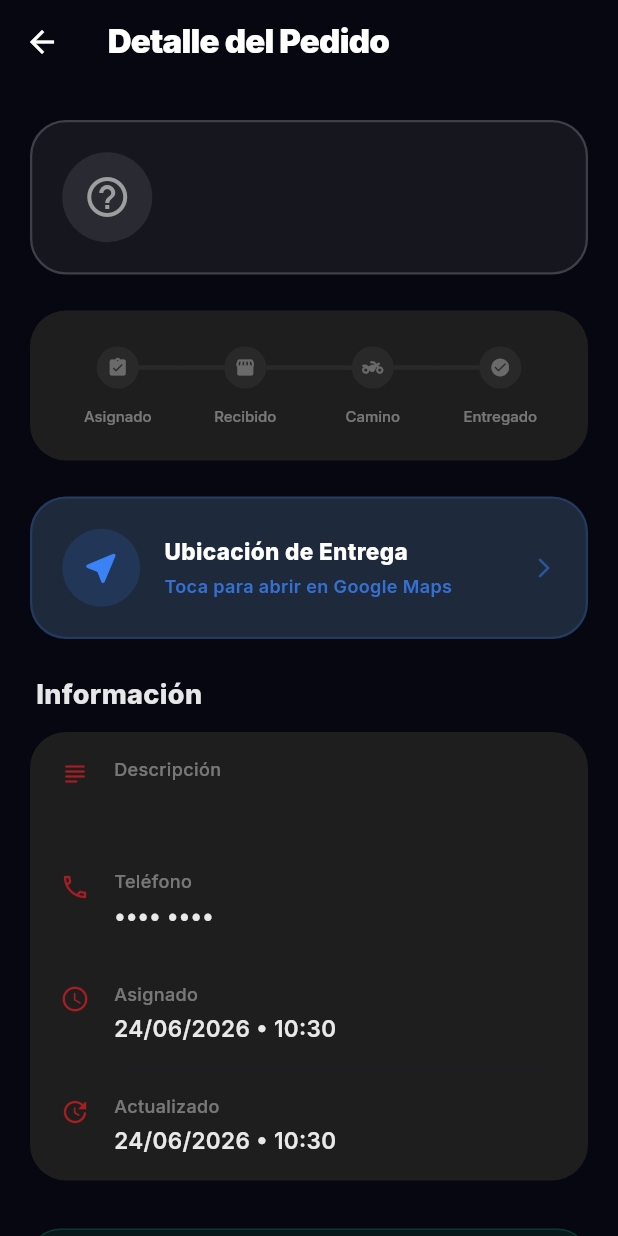
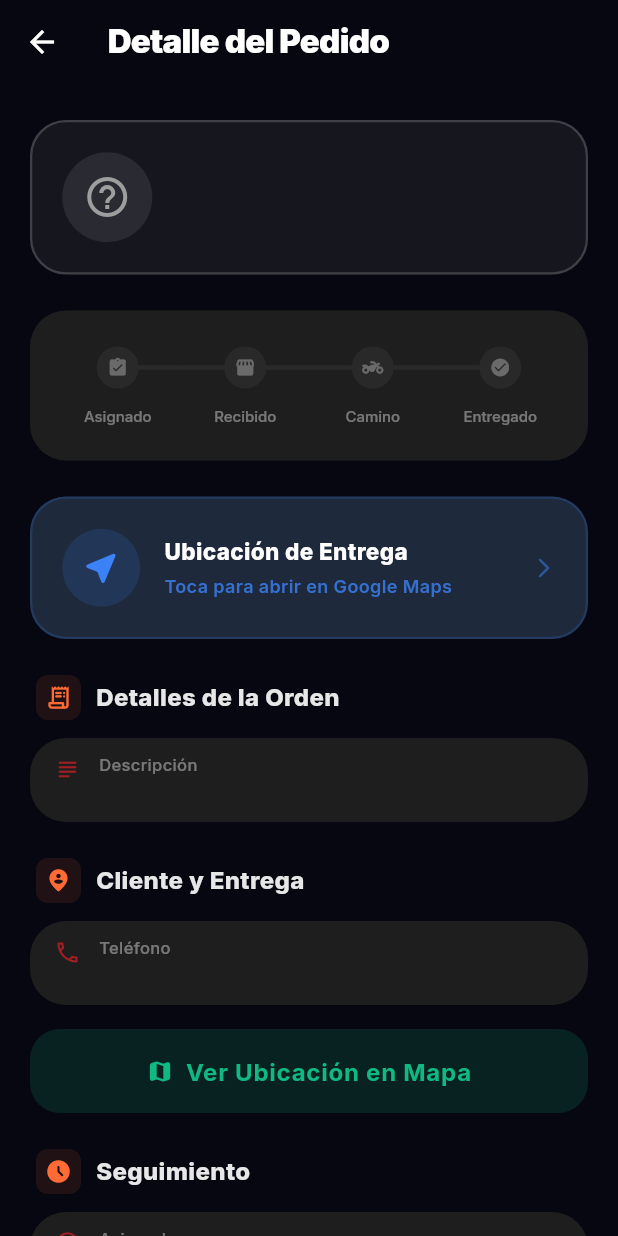
Before and after one commit to Commitplusx/loyalty-estrella, a Flutter app: the PedidoDetailScreen screen opened directly with empty values, on a phone screen of 412 x 824 dp. Run offline on Flutter 3.47's test engine with Material 3 defaults, Android fonts, the phone set to English and light mode, and no system bars; our stand-ins replace animate_do, audioplayers, connectivity_plus, file_picker, firebase_core, firebase_messaging and 18 more; missing offline and left inert: local_auth_android, local_auth_darwin, mobile_scanner; accounts and stored records are empty; project files that could hold a hidden picture were left out.

Commit message:
fix: restaurar boton de mapa y envio de coords nativas y tipo pedido correcto

```diff
--- a/admin_app/lib/screens/pedido_detail_screen.dart
+++ b/admin_app/lib/screens/pedido_detail_screen.dart
@@ -25,6 +25,53 @@ final _pedidoProvider = FutureProvider.autoDispose.family<PedidoModel?, String>(
 class PedidoDetailScreen extends ConsumerWidget {
   final String pedidoId;
   const PedidoDetailScreen({super.key, required this.pedidoId});
+
+  static Future<void> show(BuildContext context, String pedidoId) {
+    final theme = Theme.of(context);
+    final isDark = theme.brightness == Brightness.dark;
+    return showModalBottomSheet(
+      context: context,
+      isScrollControlled: true,
+      backgroundColor: Colors.transparent,
+      useRootNavigator: true,
+      builder: (ctx) => DraggableScrollableSheet(
+        initialChildSize: 0.85, maxChildSize: 0.95, minChildSize: 0.5,
+        builder: (ctx, scrollController) => Container(
+          decoration: BoxDecoration(
+            color: isDark ? theme.scaffoldBackgroundColor : const Color(0xFFF8FAFC),
+            borderRadius: const BorderRadius.vertical(top: Radius.circular(32)),
+          ),
+          child: Column(
+            children: [
+              Center(child: Container(margin: const EdgeInsets.symmetric(vertical: 16), width: 40, height: 4, decoration: BoxDecoration(color: Colors.grey.withOpacity(0.3), borderRadius: BorderRadius.circular(10)))),
+              Expanded(
+                child: Consumer(
+                  builder: (context, ref, child) {
+                    final asyncVal = ref.watch(_pedidoProvider(pedidoId));
+                    return asyncVal.when(
+                       loading: () => Center(child: CircularProgressIndicator(color: theme.colorScheme.primary)),
+                       error: (e, _) => Center(child: Text('Error: $e', style: TextStyle(color: theme.colorScheme.error))),
+                       data: (pedido) => pedido == null
+                         ? Center(child: Text('Pedido no encontrado', style: theme.textTheme.bodyLarge?.copyWith(color: theme.colorScheme.onSurface.withOpacity(0.5))))
+                         : _PedidoBody(
+                             pedido: pedido,
+                             scrollController: scrollController,
+                             onEstadoActualizado: () {
+                               ref.invalidate(_pedidoProvider(pedidoId));
+                               ref.invalidate(statsProvider);
+                               ref.invalidate(pedidosActivosProvider);
+                             }
+                           )
+                    );
+                  }
+                )
+              )
+            ]
+          )
+        )
+      )
+    );
+  }
 
   @override
   Widget build(BuildContext context, WidgetRef ref) {
@@ -61,8 +108,9 @@ class PedidoDetailScreen extends ConsumerWidget {
 class _PedidoBody extends ConsumerStatefulWidget {
   final PedidoModel pedido;
   final VoidCallback onEstadoActualizado;
+  final ScrollController? scrollController;
 
-  const _PedidoBody({required this.pedido, required this.onEstadoActualizado});
+  const _PedidoBody({required this.pedido, required this.onEstadoActualizado, this.scrollController});
 
   @override
   ConsumerState<_PedidoBody> createState() => _PedidoBodyState();
@@ -237,6 +285,7 @@ class _PedidoBodyState extends ConsumerState<_PedidoBody> {
     }
 
     return ListView(
+      controller: widget.scrollController,
       padding: const EdgeInsets.symmetric(horizontal: 20, vertical: 24),
       physics: const BouncingScrollPhysics(),
       children: [
@@ -316,27 +365,10 @@ class _PedidoBodyState extends ConsumerState<_PedidoBody> {
         if (finalLat != null && finalLng != null)
           _GpsCard(lat: finalLat, lng: finalLng),
 
-        // ── Tarjeta de Detalles Minimalista ──
-        Padding(
-          padding: const EdgeInsets.only(left: 4, bottom: 12),
-          child: Text(
-            'Información',
-            style: TextStyle(
-              fontSize: 18,
-              fontWeight: FontWeight.w800,
-              color: theme.colorScheme.onSurface.withOpacity(0.9),
-            ),
-          ),
-        ),
-
+        // ── Detalles de la Orden ──
+        _SectionTitle(title: 'Detalles de la Orden', icon: Icons.receipt_long_rounded),
         Container(
-          decoration: BoxDecoration(
-            color: isDark ? const Color(0xFF1E1E1E) : Colors.white,
-            borderRadius: BorderRadius.circular(24),
-            boxShadow: isDark ? [] : [
-              BoxShadow(color: Colors.black.withOpacity(0.03), blurRadius: 15, offset: const Offset(0, 5))
-            ],
-          ),
+          decoration: BoxDecoration(color: isDark ? const Color(0xFF1E1E1E) : Colors.white, borderRadius: BorderRadius.circular(24), boxShadow: isDark ? [] : [BoxShadow(color: Colors.black.withOpacity(0.03), blurRadius: 15, offset: const Offset(0, 5))]),
           child: Column(
             children: [
               if (pedido.tipoPedido == 'mandadito') ...[
@@ -344,26 +376,73 @@ class _PedidoBodyState extends ConsumerState<_PedidoBody> {
                 if (pedido.origen != null) _InfoRow(icon: Icons.flight_takeoff_rounded, title: 'Origen', value: pedido.origen!),
                 if (pedido.destino != null) _InfoRow(icon: Icons.flight_land_rounded, title: 'Destino', value: pedido.destino!),
                 _InfoRow(icon: Icons.payment_rounded, title: 'Pago', value: pedido.metodoPago == 'transferencia' ? 'Transferencia' : 'Efectivo'),
-                _InfoRow(icon: Icons.attach_money_rounded, title: 'Precio', value: '\$${pedido.precioEntrega ?? 0}'),
-              ] else if (pedido.restaurante != null && pedido.restaurante!.isNotEmpty) ...[
-                _InfoRow(icon: Icons.storefront_rounded, title: 'Restaurante', value: pedido.restaurante!, isFirst: true),
+                _InfoRow(icon: Icons.attach_money_rounded, title: 'Precio', value: '\$${pedido.precioEntrega ?? 0}', isLast: true),
+              ] else ...[
+                if (pedido.restaurante != null && pedido.restaurante!.isNotEmpty)
+                  _InfoRow(icon: Icons.storefront_rounded, title: 'Restaurante', value: pedido.restaurante!, isFirst: true),
+                _InfoRow(
+                  icon: Icons.subject_rounded,
+                  title: 'Descripción',
+                  value: pedido.descripcion ?? 'Sin descripción',
+                  isFirst: pedido.restaurante == null || pedido.restaurante!.isEmpty,
+                  isLast: true
+                ),
               ],
-              _InfoRow(
-                icon: Icons.subject_rounded,
-                title: 'Descripción',
-                value: pedido.descripcion,
-                isFirst: pedido.restaurante == null && pedido.tipoPedido != 'mandadito'
-              ),
+            ],
+          ),
+        ),
+
+        const SizedBox(height: 24),
+
+        // ── Cliente y Entrega ──
+        _SectionTitle(title: 'Cliente y Entrega', icon: Icons.person_pin_circle_rounded),
+        Container(
+          decoration: BoxDecoration(color: isDark ? const Color(0xFF1E1E1E) : Colors.white, borderRadius: BorderRadius.circular(24), boxShadow: isDark ? [] : [BoxShadow(color: Colors.black.withOpacity(0.03), blurRadius: 15, offset: const Offset(0, 5))]),
+          child: Column(
+            children: [
               if (pedido.clienteNombre != null && pedido.clienteNombre!.isNotEmpty)
-                _InfoRow(icon: Icons.person_outline_rounded, title: 'Cliente', value: pedido.clienteNombre!),
+                _InfoRow(icon: Icons.person_outline_rounded, title: 'Cliente', value: pedido.clienteNombre!, isFirst: true),
               if (pedido.direccion != null && pedido.direccion!.isNotEmpty)
-                _InfoRow(icon: Icons.location_on_outlined, title: 'Dirección', value: pedido.direccion!),
+                _InfoRow(icon: Icons.location_on_outlined, title: 'Dirección', value: pedido.direccion!, isFirst: pedido.clienteNombre == null || pedido.clienteNombre!.isEmpty),
               _InfoRow(
                 icon: Icons.phone_outlined,
                 title: 'Teléfono',
-                value: '•••• •••• ${pedido.clienteTel.length >= 4 ? pedido.clienteTel.substring(pedido.clienteTel.length - 4) : pedido.clienteTel}'
+                value: pedido.clienteTel,
+                isLast: true,
+                isFirst: (pedido.clienteNombre == null || pedido.clienteNombre!.isEmpty) && (pedido.direccion == null || pedido.direccion!.isEmpty)
               ),
-              _InfoRow(icon: Icons.access_time_rounded, title: 'Asignado', value: _formatDateTime(pedido.createdAt)),
+          ),
+        ),
+
+        // ── Botón GPS ──
+        if (finalLat != null && finalLng != null) ...[
+          const SizedBox(height: 16),
+          ElevatedButton.icon(
+            onPressed: () => launchUrl(
+              Uri.parse('https://www.google.com/maps/search/?api=1&query=$finalLat,$finalLng'),
+              mode: LaunchMode.externalApplication
+            ),
+            icon: const Icon(Icons.map_rounded),
+            label: const Text('Ver Ubicación en Mapa', style: TextStyle(fontWeight: FontWeight.w700, fontSize: 16)),
+            style: ElevatedButton.styleFrom(
+              backgroundColor: const Color(0xFF10B981).withOpacity(0.15),
+              foregroundColor: const Color(0xFF10B981),
+              minimumSize: const Size(double.infinity, 56),
+              shape: RoundedRectangleBorder(borderRadius: BorderRadius.circular(20)),
+              elevation: 0,
+            ),
+          ),
+        ],
+
+        const SizedBox(height: 24),
+
+        // ── Seguimiento ──
+        _SectionTitle(title: 'Seguimiento', icon: Icons.access_time_filled_rounded),
+        Container(
+          decoration: BoxDecoration(color: isDark ? const Color(0xFF1E1E1E) : Colors.white, borderRadius: BorderRadius.circular(24), boxShadow: isDark ? [] : [BoxShadow(color: Colors.black.withOpacity(0.03), blurRadius: 15, offset: const Offset(0, 5))]),
+          child: Column(
+            children: [
+              _InfoRow(icon: Icons.access_time_rounded, title: 'Asignado', value: _formatDateTime(pedido.createdAt), isFirst: true),
               _InfoRow(icon: Icons.update_rounded, title: 'Actualizado', value: _formatDateTime(pedido.updatedAt), isLast: true),
             ],
           ),
@@ -465,15 +544,15 @@ class _InfoRow extends StatelessWidget {
     return Column(
       children: [
         Padding(
-          padding: const EdgeInsets.symmetric(horizontal: 20, vertical: 16),
+          padding: const EdgeInsets.symmetric(horizontal: 16, vertical: 10),
           child: Row(
             crossAxisAlignment: CrossAxisAlignment.start,
             children: [
               Container(
                 margin: const EdgeInsets.only(top: 2),
-                child: Icon(icon, size: 20, color: theme.colorScheme.primary.withOpacity(0.8)),
+                child: Icon(icon, size: 18, color: theme.colorScheme.primary.withOpacity(0.8)),
               ),
-              const SizedBox(width: 16),
+              const SizedBox(width: 12),
               Expanded(
                 child: Column(
                   crossAxisAlignment: CrossAxisAlignment.start,
@@ -481,19 +560,19 @@ class _InfoRow extends StatelessWidget {
                     Text(
                       title,
                       style: TextStyle(
-                        fontSize: 12,
+                        fontSize: 11,
                         fontWeight: FontWeight.w500,
                         color: theme.colorScheme.onSurface.withOpacity(0.4),
                       ),
                     ),
-                    const SizedBox(height: 4),
+                    const SizedBox(height: 2),
                     Text(
                       value,
                       style: TextStyle(
-                        fontSize: 15,
+                        fontSize: 14,
                         fontWeight: FontWeight.w600,
                         color: theme.colorScheme.onSurface.withOpacity(0.9),
-                        height: 1.4,
+                        height: 1.3,
                       ),
                     ),
                   ],
@@ -503,7 +582,7 @@ class _InfoRow extends StatelessWidget {
           ),
         ),
         if (!isLast)
-          Divider(height: 1, thickness: 1, color: theme.dividerColor.withOpacity(0.4), indent: 56, endIndent: 20),
+          Divider(height: 1, thickness: 1, color: theme.dividerColor.withOpacity(0.4), indent: 46, endIndent: 16),
       ],
     );
   }
@@ -696,3 +775,38 @@ class _GpsCard extends StatelessWidget {
     );
   }
 }
+
+class _SectionTitle extends StatelessWidget {
+  final String title;
+  final IconData icon;
+  const _SectionTitle({required this.title, required this.icon});
+
+  @override
+  Widget build(BuildContext context) {
+    final theme = Theme.of(context);
+    return Padding(
+      padding: const EdgeInsets.only(left: 4, bottom: 12),
+      child: Row(
+        children: [
+          Container(
+            padding: const EdgeInsets.all(6),
+            decoration: BoxDecoration(
+              color: const Color(0xFFFF6B35).withOpacity(0.1),
+              borderRadius: BorderRadius.circular(8),
+            ),
+            child: Icon(icon, size: 18, color: const Color(0xFFFF6B35)),
+          ),
+          const SizedBox(width: 10),
+          Text(
+            title,
+            style: TextStyle(
+              fontSize: 16,
+              fontWeight: FontWeight.w800,
+              color: theme.colorScheme.onSurface.withOpacity(0.9),
+            ),
+          ),
+        ],
+      ),
+    );
+  }
+}
```
